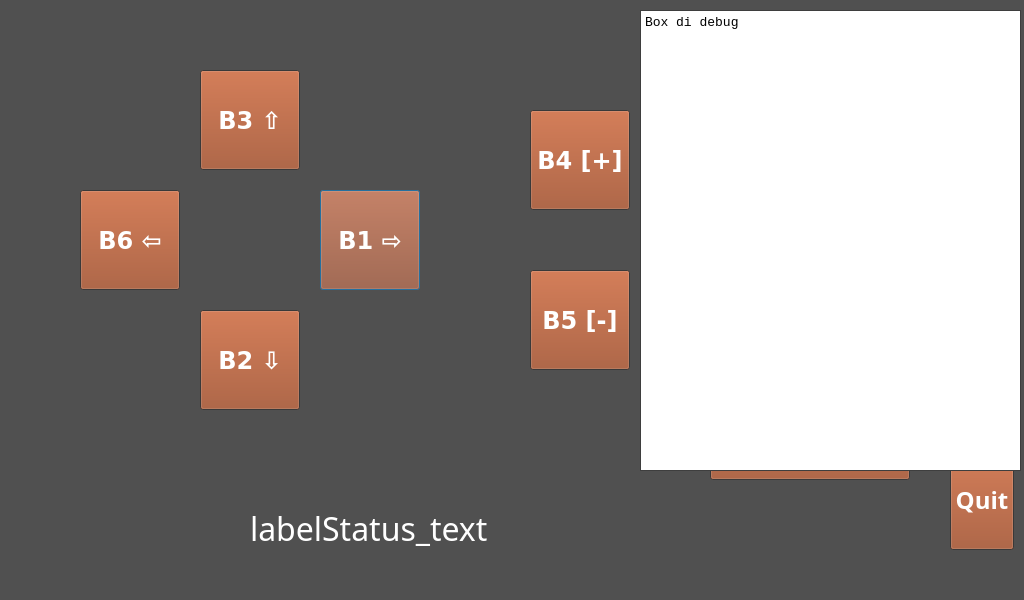
Above: src/GPU/formprog.ui from I1kham/gpu-fts-nestle-2019 before the change. Below: the same form after it.
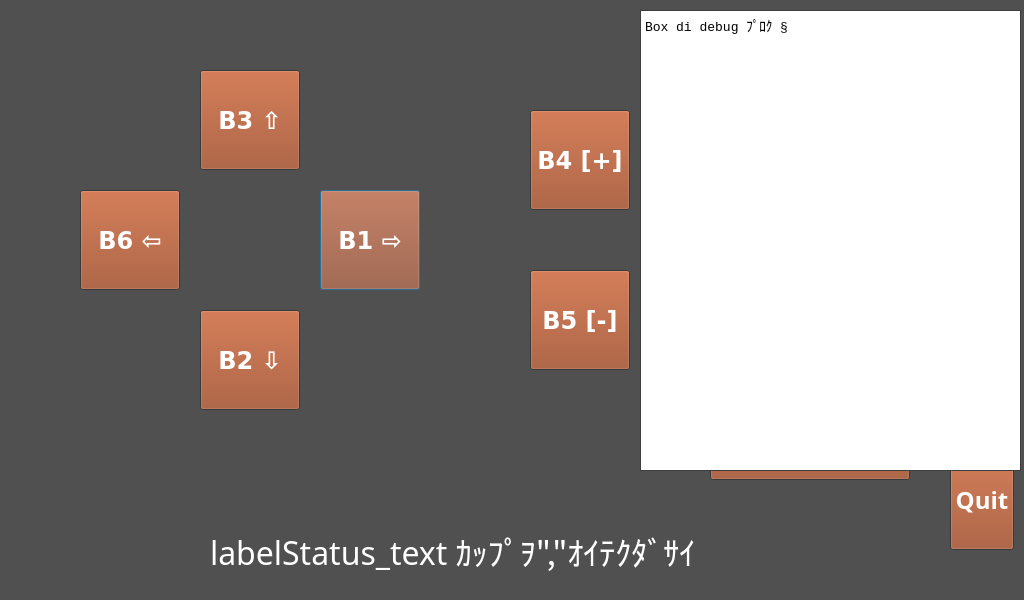
That is the form after the change.

```diff
--- a/src/GPU/formprog.ui
+++ b/src/GPU/formprog.ui
@@ -194,10 +194,10 @@
   <widget class="QLabel" name="labelStatus">
    <property name="geometry">
     <rect>
-     <x>250</x>
+     <x>210</x>
      <y>510</y>
-     <width>511</width>
-     <height>36</height>
+     <width>551</width>
+     <height>81</height>
     </rect>
    </property>
    <property name="font">
@@ -210,7 +210,7 @@
     <bool>true</bool>
    </property>
    <property name="text">
-    <string>labelStatus_text</string>
+    <string>labelStatus_text ｶｯﾌﾟｦ&quot;,&quot;ｵｲﾃｸﾀﾞｻｲ</string>
    </property>
    <property name="textFormat">
     <enum>Qt::AutoText</enum>
@@ -580,7 +580,7 @@
     <enum>Qt::ScrollBarAlwaysOff</enum>
    </property>
    <property name="plainText">
-    <string>Box di debug</string>
+    <string>Box di debug ﾌﾟﾛｸ §</string>
    </property>
   </widget>
  </widget>
```
